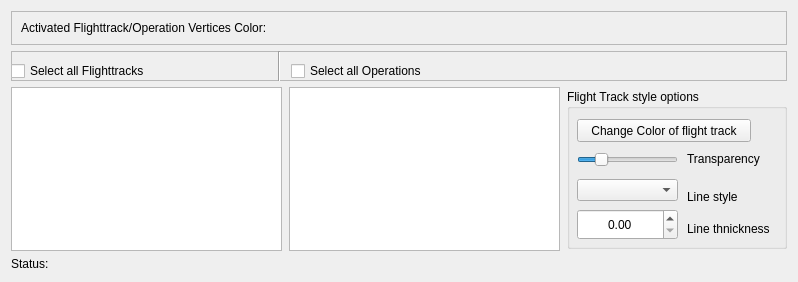
The window that mslib/msui/ui/ui_multiple_flightpath_dockwidget.ui (Open-MSS/MSS) describes before a commit, drawn with Qt 5.
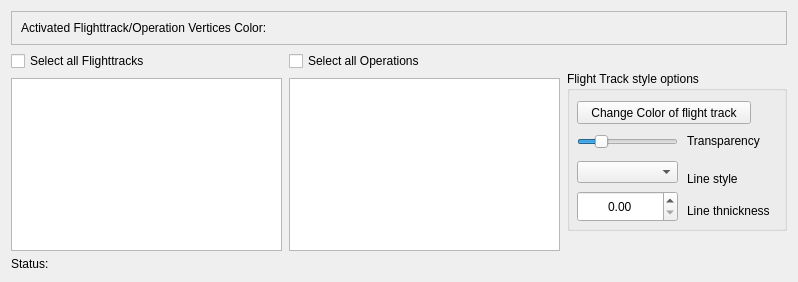
The same window after the commit.

Patch:
```diff
--- a/mslib/msui/ui/ui_multiple_flightpath_dockwidget.ui
+++ b/mslib/msui/ui/ui_multiple_flightpath_dockwidget.ui
@@ -70,67 +70,6 @@
      </layout>
     </widget>
    </item>
-   <item>
-    <widget class="QFrame" name="frame_4">
-     <property name="sizePolicy">
-      <sizepolicy hsizetype="Minimum" vsizetype="Fixed">
-       <horstretch>50</horstretch>
-       <verstretch>100</verstretch>
-      </sizepolicy>
-     </property>
-     <property name="minimumSize">
-      <size>
-       <width>0</width>
-       <height>30</height>
-      </size>
-     </property>
-     <property name="frameShape">
-      <enum>QFrame::StyledPanel</enum>
-     </property>
-     <property name="frameShadow">
-      <enum>QFrame::Raised</enum>
-     </property>
-     <widget class="QCheckBox" name="cbSlectAll1">
-      <property name="geometry">
-       <rect>
-        <x>0</x>
-        <y>10</y>
-        <width>231</width>
-        <height>20</height>
-       </rect>
-      </property>
-      <property name="text">
-       <string>Select all Flighttracks</string>
-      </property>
-     </widget>
-     <widget class="QCheckBox" name="cbSlectAll2">
-      <property name="geometry">
-       <rect>
-        <x>280</x>
-        <y>10</y>
-        <width>251</width>
-        <height>20</height>
-       </rect>
-      </property>
-      <property name="text">
-       <string>Select all Operations</string>
-      </property>
-     </widget>
-     <widget class="Line" name="line">
-      <property name="geometry">
-       <rect>
-        <x>260</x>
-        <y>0</y>
-        <width>16</width>
-        <height>31</height>
-       </rect>
-      </property>
-      <property name="orientation">
-       <enum>Qt::Vertical</enum>
-      </property>
-     </widget>
-    </widget>
-   </item>
    <item>
     <layout class="QHBoxLayout" name="horizontalLayout">
      <property name="spacing">
@@ -142,6 +81,15 @@
      <item>
       <layout class="QHBoxLayout" name="horizontalLayout_2">
        <item>
+        <layout class="QVBoxLayout" name="verticalLayout">
+         <item>
+          <widget class="QCheckBox" name="cbSlectAll1">
+           <property name="text">
+            <string>Select all Flighttracks</string>
+           </property>
+          </widget>
+         </item>
+         <item>
         <widget class="QListWidget" name="list_flighttrack">
          <property name="sizePolicy">
           <sizepolicy hsizetype="Expanding" vsizetype="MinimumExpanding">
@@ -158,6 +106,17 @@
          </property>
         </widget>
        </item>
+        </layout>
+       </item>
+       <item>
+        <layout class="QVBoxLayout" name="verticalLayout_3">
+         <item>
+          <widget class="QCheckBox" name="cbSlectAll2">
+           <property name="text">
+            <string>Select all Operations</string>
+           </property>
+          </widget>
+         </item>
        <item>
         <widget class="QListWidget" name="list_operation_track">
          <property name="sizePolicy">
@@ -174,6 +133,8 @@
           <enum>QAbstractScrollArea::AdjustToContents</enum>
          </property>
         </widget>
+         </item>
+        </layout>
        </item>
        <item>
         <widget class="QGroupBox" name="groupBox">
```
Lines whose indentation alone changed are shown as unchanged.
